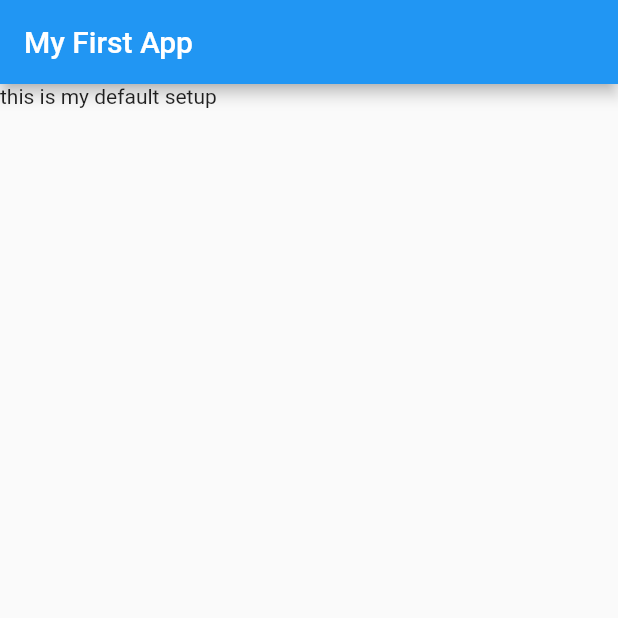
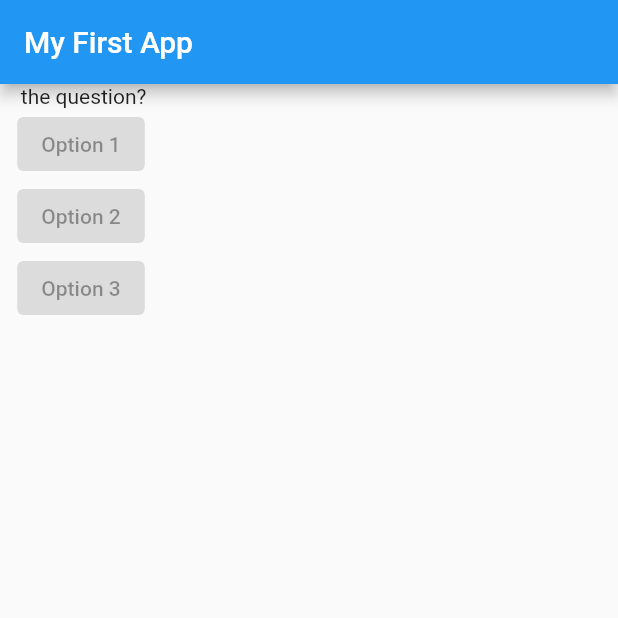
Before and after one commit to samridhav14/quizapp, a Flutter app: the screen it shows after launch, on a phone screen of 412 x 824 dp, the top half of it. Run offline on Flutter 3.47's test engine with Material 2 defaults, Android fonts, the phone set to English and light mode, and no system bars.

Commit message:
column widget and buttons added for quiz app

```diff
--- a/lib/main.dart
+++ b/lib/main.dart
@@ -10,9 +10,29 @@ class MyApp extends StatelessWidget {
   // ride basically means we delibrately over riding build
   Widget build(BuildContext context) {
     return MaterialApp(
-      home: Scaffold(// scaffold is given by flutter which helps us to include other widgets to get a basic structure
-          appBar: AppBar(title: Text('My First App')),
-          body: Text('this is my default setup')),
+      home: Scaffold(
+        // scaffold is given by flutter which helps us to include other widgets to get a basic structure
+        appBar: AppBar(title: Text('My First App')),
+        /* the problem with body is it cant have multiple widgets in it there for instead of multiple text we will use a column widget which will contain a list of widgets*/
+        // body: Text('this is my default setup')),
+        body: Column(
+          children: [
+            Text('    the question?   '),
+            ElevatedButton(
+              onPressed: null,
+              child: Text('Option 1'),
+            ),
+            ElevatedButton(
+              onPressed: null,
+              child: Text('Option 2'),
+            ),
+            ElevatedButton(
+              onPressed: null,
+              child: Text('Option 3'),
+            ),
+          ],
+        ),
+      ),
     );
   }
 }
```
